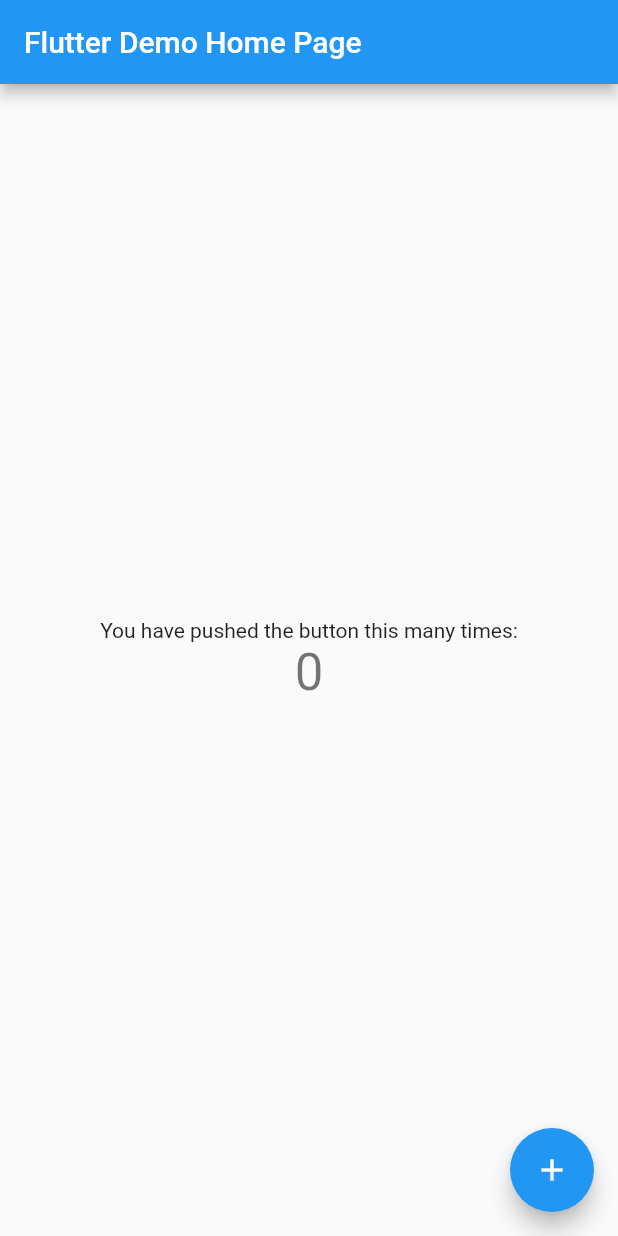
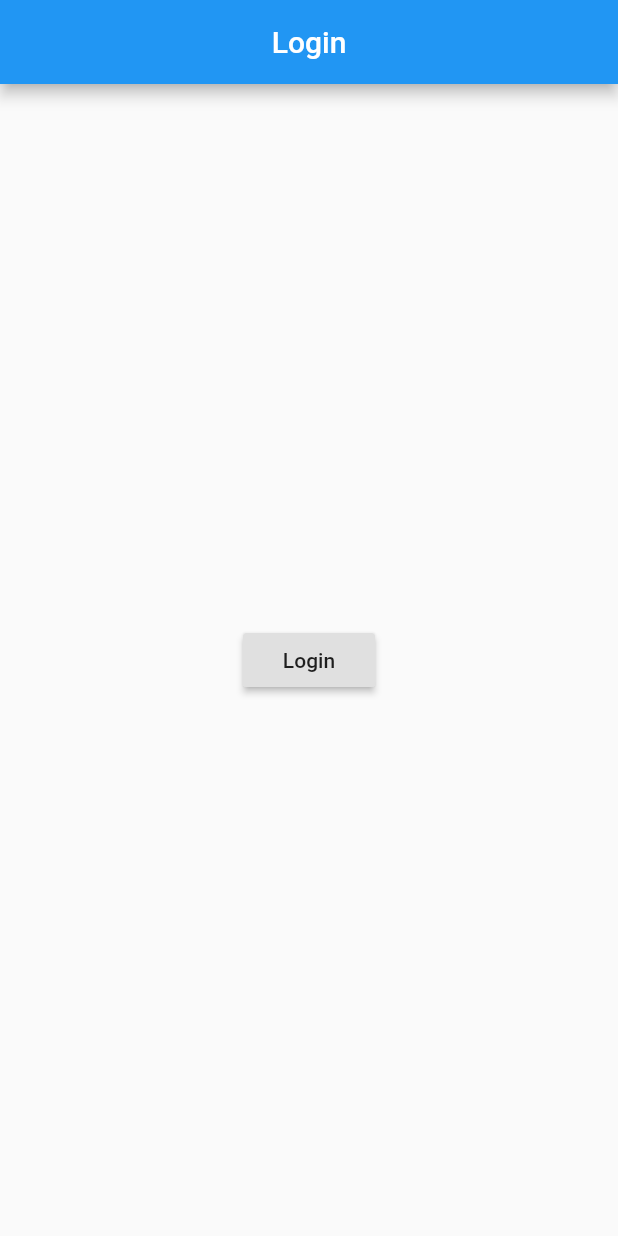
Before and after one commit to GerThor/Do-You-Even-Walk-Bro-, a Flutter app: the screen it shows after launch, on a phone screen of 412 x 824 dp. Run offline on Flutter 3.47's test engine with Material 2 defaults, Android fonts, the phone set to English and light mode, and no system bars.

Commit message:
Navigation/Base Structure of Files
Added a bunch of new files to provide modularity, we should be able to work mostly on different files and avoid git version issues. Implemented navigation with hamburger menu and dummy login page.

```diff
--- /dev/null
+++ b/final_project/lib/login.dart
@@ -0,0 +1,29 @@
+import 'package:flutter/material.dart';
+
+//just a filler login button for now
+
+class LoginScreen extends StatelessWidget {
+
+  @override
+  Widget build(BuildContext context) {
+    return Scaffold(
+      appBar: AppBar(
+        title: Text("Login"),
+        centerTitle: true,
+      ),
+      body: Center(
+        child: Column(
+          mainAxisAlignment: MainAxisAlignment.center,
+          children: <Widget>[
+            RaisedButton(
+              onPressed: () {
+                Navigator.pushNamed(context, '/homePage');
+              },
+              child: Text("Login"),
+            )
+          ],
+        )
+      )
+    );
+  }
+}
--- a/final_project/lib/main.dart
+++ b/final_project/lib/main.dart
@@ -1,4 +1,12 @@
 import 'package:flutter/material.dart';
+import 'package:final_project/homePage.dart';
+import 'package:final_project/login.dart';
+import 'package:final_project/profile.dart';
+import 'package:final_project/startWalk.dart';
+import 'package:final_project/walkHistory.dart';
+import 'package:final_project/friendsFeed.dart';
+
+//might add more pages such as startWalkStats page, and addFriends page haven't figured it out yet.
 
 void main() => runApp(MyApp());
 
@@ -7,64 +15,19 @@ class MyApp extends StatelessWidget {
   @override
   Widget build(BuildContext context) {
     return MaterialApp(
-      title: 'Flutter Demo',
+      title: 'Final Project',
       theme: ThemeData(
         primarySwatch: Colors.blue,
       ),
-      home: MyHomePage(title: 'Flutter Demo Home Page'),
+      initialRoute: '/login',
+      routes: {
+        '/login': (context) => LoginScreen(),
+        '/homePage': (context) => HomePageScreen(),
+        '/profile': (context) => ProfileScreen(),
+        '/startWalk': (context) => StartWalk(),
+        '/walkHistory': (context) => WalkHistory(),
+        '/friendsFeed': (context) => FriendsFeed(),
+      },
     );
   }
 }
-
-class MyHomePage extends StatefulWidget {
-  MyHomePage({Key key, this.title}) : super(key: key);
-
-  final String title;
-
-  @override
-  _MyHomePageState createState() => _MyHomePageState();
-}
-
-class _MyHomePageState extends State<MyHomePage> {
-  int _counter = 0;
-
-  void _incrementCounter() {
-    setState(() {
-      _counter++;
-    });
-  }
-
-  @override
-  Widget build(BuildContext context) {
-    // This method is rerun every time setState is called, for instance as done
-    // by the _incrementCounter method above.
-    //
-    // The Flutter framework has been optimized to make rerunning build methods
-    // fast, so that you can just rebuild anything that needs updating rather
-    // than having to individually change instances of widgets.
-    return Scaffold(
-      appBar: AppBar(
-        title: Text(widget.title),
-      ),
-      body: Center(
-        child: Column(
-          mainAxisAlignment: MainAxisAlignment.center,
-          children: <Widget>[
-            Text(
-              'You have pushed the button this many times:',
-            ),
-            Text(
-              '$_counter',
-              style: Theme.of(context).textTheme.display1,
-            ),
-          ],
-        ),
-      ),
-      floatingActionButton: FloatingActionButton(
-        onPressed: _incrementCounter,
-        tooltip: 'Increment',
-        child: Icon(Icons.add),
-      ), // This trailing comma makes auto-formatting nicer for build methods.
-    );
-  }
-}
```
Also changed, not shown: final_project/lib/drawer.dart (added, +64 -0 lines), final_project/lib/friendsFeed.dart (added, +25 -0 lines), final_project/lib/googleMap.dart (added, +10 -0 lines), final_project/lib/homepage.dart (added, +19 -0 lines), final_project/lib/profile.dart (added, +27 -0 lines), final_project/lib/startWalk.dart (added, +48 -0 lines), final_project/lib/walkHistory.dart (added, +25 -0 lines), final_project/lib/walkStatistics.dart (added, +12 -0 lines), 1 other file.
